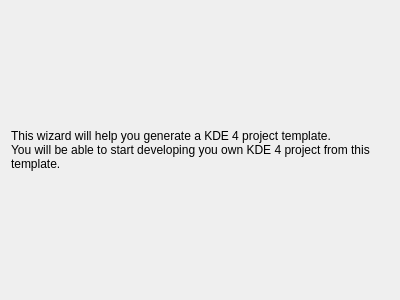
Old version of the form introduction.ui in the repository KDE/kapptemplate.
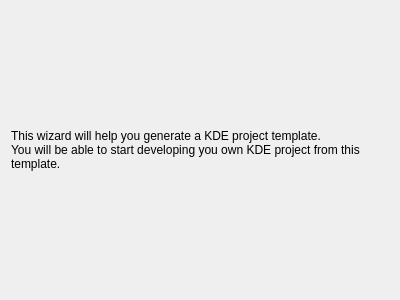
New version of the form.

Commit message:
KDE 4 -> KDE
KDE 4 -> KDE

The edit to the form file:
```diff
--- a/introduction.ui
+++ b/introduction.ui
@@ -13,8 +13,8 @@
    <item row="0" column="0" >
     <widget class="QLabel" name="label" >
      <property name="text" >
-      <string>This wizard will help you generate a KDE 4 project template.
-You will be able to start developing you own KDE 4 project from this template.</string>
+      <string>This wizard will help you generate a KDE project template.
+You will be able to start developing you own KDE project from this template.</string>
      </property>
      <property name="wordWrap" >
       <bool>true</bool>
```
